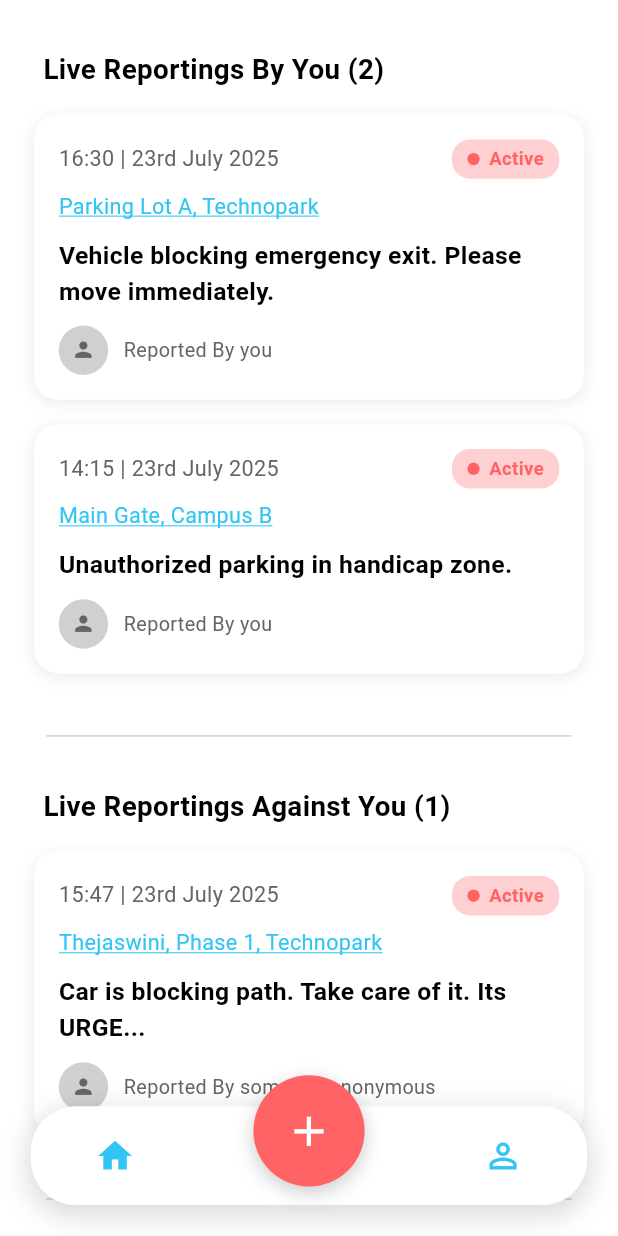
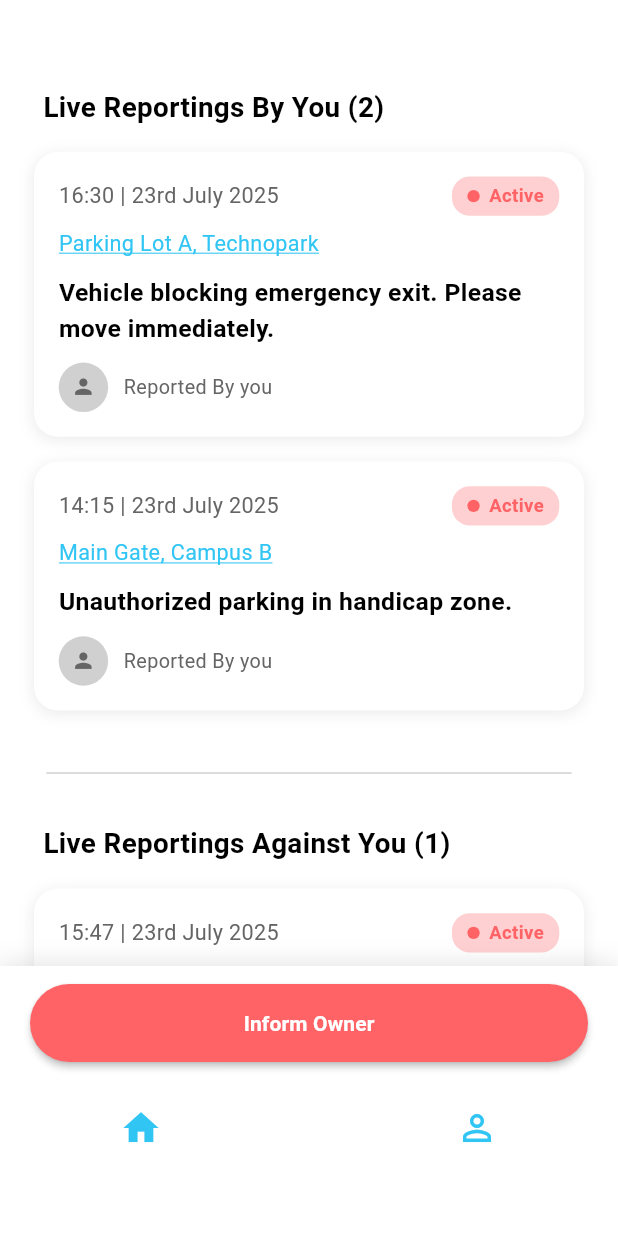
Before and after one commit to aswanthabam/letmegoo-app, a Flutter app: the HomePage screen opened directly with empty values, on a phone screen of 412 x 824 dp. Run offline on Flutter 3.47's test engine with Material 3 defaults, Android fonts, the light colour scheme and no system bars; our stand-ins replace connectivity_plus, firebase_auth, firebase_core, google_fonts, google_sign_in, image_picker; missing offline and left inert: flutter_swipe_button; accounts and stored records are empty; Roboto replaces fonts that are missing (Familjen Grotesk).

Commit message:
Navigation Bar changed and Widgets Separated

```diff
--- a/lib/main.dart
+++ b/lib/main.dart
@@ -1,5 +1,6 @@
 import 'package:firebase_core/firebase_core.dart';
 import 'package:flutter/material.dart';
+import 'package:letmegoo/screens/home_page.dart';
 import 'package:letmegoo/screens/login_page.dart';
 import 'package:letmegoo/screens/splash_screen.dart';
 import 'firebase_options.dart'; // Import generated file from FlutterFire CLI
--- a/lib/screens/home_page.dart
+++ b/lib/screens/home_page.dart
@@ -1,8 +1,9 @@
-// lib/pages/home_page.dart
 import 'package:flutter/material.dart';
 import 'package:letmegoo/constants/app_theme.dart';
 import 'package:letmegoo/widgets/reportcard.dart';
 import '../../widgets/custom_bottom_nav.dart';
+import '../widgets/buildreportsection.dart';
+import '../widgets/builddivider.dart';
 
 class HomePage extends StatelessWidget {
   final Function(int) onNavigate;
@@ -21,7 +22,7 @@ class HomePage extends StatelessWidget {
     final isTablet = screenWidth > 600;
     final isLargeScreen = screenWidth > 900;
 
-    // Sample data arrays for different categories
+    // Dummy Data
     final List<Map<String, dynamic>> liveReportingsByYou = [
       {
         'timeDate': '16:30 | 23rd July 2025',
@@ -114,32 +115,60 @@ class HomePage extends StatelessWidget {
       },
     ];
 
+    final allReportsEmpty =
+        liveReportingsByYou.isEmpty &&
+        liveReportingsAgainstYou.isEmpty &&
+        solvedReportingsByYou.isEmpty &&
+        solvedReportingsAgainstYou.isEmpty;
+
     return Scaffold(
       backgroundColor: AppColors.background,
-      body: SafeArea(
+      body: MediaQuery.removePadding(
+        context: context,
+        removeBottom: true,
         child: Stack(
           children: [
             // Main Content
             SingleChildScrollView(
               padding: EdgeInsets.only(
-                left: screenWidth * 0.02, // Reduced padding for wider cards
+                left: screenWidth * 0.02,
                 right: screenWidth * 0.02,
-                top: screenHeight * 0.02,
-                bottom: screenHeight * 0.12, // Space for bottom nav
+                top: screenHeight * 0.05,
+                bottom: screenHeight * 0.12,
               ),
               child: Container(
                 constraints: BoxConstraints(
-                  maxWidth:
-                      isLargeScreen
-                          ? 900
-                          : double.infinity, // Increased max width
+                  maxWidth: isLargeScreen ? 900 : double.infinity,
                 ),
+                child:
+                    allReportsEmpty
+                        ? SizedBox(
+                          height: screenHeight * 0.88,
+                          width: double.infinity,
+                          child: Center(
                             child: Column(
+                              mainAxisAlignment: MainAxisAlignment.center,
+                              children: [
+                                Image.asset(
+                                  'assets/images/Empty.png',
+                                  width: screenWidth * 0.7,
+                                  fit: BoxFit.contain,
+                                ),
+
+                                const SizedBox(height: 12),
+                                Text(
+                                  'No reportings made by you or against you',
+                                  style: AppFonts.bold16(),
+                                ),
+                              ],
+                            ),
+                          ),
+                        )
+                        : Column(
                           crossAxisAlignment: CrossAxisAlignment.start,
                           children: [
-                    // 1. Live Reportings By You Section
                             if (liveReportingsByYou.isNotEmpty) ...[
-                      _buildReportSection(
+                              buildReportSection(
                                 context: context,
                                 title:
                                     "Live Reportings By You (${liveReportingsByYou.length})",
@@ -149,13 +178,11 @@ class HomePage extends StatelessWidget {
                                 isLargeScreen: isLargeScreen,
                               ),
                               SizedBox(height: screenHeight * 0.02),
-                      _buildDivider(screenWidth),
+                              buildDivider(screenWidth),
                               SizedBox(height: screenHeight * 0.02),
                             ],
-
-                    // 2. Live Reportings Against You Section
                             if (liveReportingsAgainstYou.isNotEmpty) ...[
-                      _buildReportSection(
+                              buildReportSection(
                                 context: context,
                                 title:
                                     "Live Reportings Against You (${liveReportingsAgainstYou.length})",
@@ -165,13 +192,11 @@ class HomePage extends StatelessWidget {
                                 isLargeScreen: isLargeScreen,
                               ),
                               SizedBox(height: screenHeight * 0.02),
-                      _buildDivider(screenWidth),
+                              buildDivider(screenWidth),
                               SizedBox(height: screenHeight * 0.02),
                             ],
-
-                    // 3. Solved Reportings By You Section
                             if (solvedReportingsByYou.isNotEmpty) ...[
-                      _buildReportSection(
+                              buildReportSection(
                                 context: context,
                                 title:
                                     "Solved Reportings By You (${solvedReportingsByYou.length})",
@@ -181,13 +206,11 @@ class HomePage extends StatelessWidget {
                                 isLargeScreen: isLargeScreen,
                               ),
                               SizedBox(height: screenHeight * 0.02),
-                      _buildDivider(screenWidth),
+                              buildDivider(screenWidth),
                               SizedBox(height: screenHeight * 0.02),
                             ],
-
-                    // 4. Solved Reportings Against You Section
                             if (solvedReportingsAgainstYou.isNotEmpty) ...[
-                      _buildReportSection(
+                              buildReportSection(
                                 context: context,
                                 title:
                                     "Solved Reportings Against You (${solvedReportingsAgainstYou.length})",
@@ -197,8 +220,6 @@ class HomePage extends StatelessWidget {
                                 isLargeScreen: isLargeScreen,
                               ),
                             ],
-
-                    // Extra spacing at bottom
                             SizedBox(height: screenHeight * 0.02),
                           ],
                         ),
@@ -206,81 +227,19 @@ class HomePage extends StatelessWidget {
             ),
 
             // Bottom Navigation
-            CustomBottomNav(
+            Positioned(
+              left: 0,
+              right: 0,
+              bottom: 0,
+              child: CustomBottomNav(
                 currentIndex: 0,
                 onTap: onNavigate,
-              onAddPressed: onAddPressed,
+                onInformPressed: onAddPressed,
+              ),
             ),
           ],
         ),
       ),
     );
   }
-
-  Widget _buildReportSection({
-    required BuildContext context,
-    required String title,
-    required List<Map<String, dynamic>> reports,
-    required double screenWidth,
-    required bool isTablet,
-    required bool isLargeScreen,
-  }) {
-    return Container(
-      width: double.infinity,
-      padding: EdgeInsets.symmetric(
-        horizontal: screenWidth * 0.03, // Reduced horizontal padding
-        vertical: screenWidth * 0.04,
-      ),
-      decoration: BoxDecoration(
-        color: AppColors.background,
-        borderRadius: BorderRadius.circular(20),
-      ),
-      child: Column(
-        crossAxisAlignment: CrossAxisAlignment.start,
-        children: [
-          Padding(
-            padding: EdgeInsets.symmetric(horizontal: screenWidth * 0.02),
-            child: Text(
-              title,
-              style: AppFonts.bold16().copyWith(
-                fontSize:
-                    screenWidth *
-                    (isLargeScreen
-                        ? 0.018
-                        : isTablet
-                        ? 0.028
-                        : 0.045),
-              ),
-            ),
-          ),
-          SizedBox(height: screenWidth * 0.02),
-          // Report Cards with wider width
-          ...reports.map(
-            (report) => Container(
-              width: double.infinity, // Full width
-              margin: EdgeInsets.symmetric(vertical: screenWidth * 0.01),
-              child: ReportCard(
-                timeDate: report['timeDate'],
-                status: report['status'],
-                location: report['location'],
-                message: report['message'],
-                reporter: report['reporter'],
-                profileImage: report['profileImage'],
-              ),
-            ),
-          ),
-        ],
-      ),
-    );
 }
-
-  Widget _buildDivider(double screenWidth) {
-    return Center(
-      child: Container(
-        width: screenWidth * 0.85, // Slightly wider divider
-        height: 1,
-        color: AppColors.textSecondary.withOpacity(0.3),
-      ),
-    );
-  }
-}
--- a/lib/screens/profile_page.dart
+++ b/lib/screens/profile_page.dart
@@ -27,7 +27,9 @@ class ProfilePage extends StatelessWidget {
 
     return Scaffold(
       backgroundColor: AppColors.background,
-      body: SafeArea(
+      body: MediaQuery.removePadding(
+        context: context,
+        removeBottom: true,
         child: Stack(
           children: [
             // Main Content
@@ -84,11 +86,7 @@ class ProfilePage extends StatelessWidget {
                         children: [
                           // Enhanced User Profile Card
                           Container(
-
-
-
-
-                           decoration: BoxDecoration(
+                            decoration: BoxDecoration(
                               color: Colors.white,
                               borderRadius: BorderRadius.circular(16),
                               boxShadow: [
@@ -356,10 +354,15 @@ class ProfilePage extends StatelessWidget {
             ),
 
             // Bottom Navigation
-            CustomBottomNav(
-              currentIndex: 1, // Profile tab is active
-              onTap: onNavigate,
-              onAddPressed: onAddPressed,
+            Align(
+              alignment: Alignment.bottomCenter,
+              child: CustomBottomNav(
+                currentIndex: 0,
+                onTap: onNavigate,
+                onInformPressed: () {
+                  // Your action here (can also show a dialog, navigate, etc.)
+                },
+              ),
             ),
           ],
         ),
--- /dev/null
+++ b/lib/widgets/builddivider.dart
@@ -0,0 +1,14 @@
+
+  import 'package:flutter/material.dart';
+import '../constants/app_theme.dart';
+
+
+  Widget buildDivider(double screenWidth) {
+    return Center(
+      child: Container(
+        width: screenWidth * 0.85,
+        height: 1,
+        color: AppColors.textSecondary.withOpacity(0.3),
+      ),
+    );
+  }
--- /dev/null
+++ b/lib/widgets/buildreportsection.dart
@@ -0,0 +1,59 @@
+import 'package:flutter/material.dart';
+import '../constants/app_theme.dart';
+import '../widgets/reportcard.dart';
+
+Widget buildReportSection({
+  required BuildContext context,
+  required String title,
+  required List<Map<String, dynamic>> reports,
+  required double screenWidth,
+  required bool isTablet,
+  required bool isLargeScreen,
+}) {
+  return Container(
+    width: double.infinity,
+    padding: EdgeInsets.symmetric(
+      horizontal: screenWidth * 0.03,
+      vertical: screenWidth * 0.04,
+    ),
+    decoration: BoxDecoration(
+      color: AppColors.background,
+      borderRadius: BorderRadius.circular(20),
+    ),
+    child: Column(
+      crossAxisAlignment: CrossAxisAlignment.start,
+      children: [
+        Padding(
+          padding: EdgeInsets.symmetric(horizontal: screenWidth * 0.02),
+          child: Text(
+            title,
+            style: AppFonts.bold16().copyWith(
+              fontSize:
+                  screenWidth *
+                  (isLargeScreen
+                      ? 0.018
+                      : isTablet
+                      ? 0.028
+                      : 0.045),
+            ),
+          ),
+        ),
+        SizedBox(height: screenWidth * 0.02),
+        ...reports.map(
+          (report) => Container(
+            width: double.infinity,
+            margin: EdgeInsets.symmetric(vertical: screenWidth * 0.01),
+            child: ReportCard(
+              timeDate: report['timeDate'],
+              status: report['status'],
+              location: report['location'],
+              message: report['message'],
+              reporter: report['reporter'],
+              profileImage: report['profileImage'],
+            ),
+          ),
+        ),
+      ],
+    ),
+  );
+}
--- a/lib/widgets/custom_bottom_nav.dart
+++ b/lib/widgets/custom_bottom_nav.dart
@@ -4,127 +4,79 @@ import '../constants/app_theme.dart';
 class CustomBottomNav extends StatelessWidget {
   final int currentIndex;
   final Function(int) onTap;
-  final VoidCallback onAddPressed;
+  final VoidCallback onInformPressed;
 
   const CustomBottomNav({
     Key? key,
     required this.currentIndex,
     required this.onTap,
-    required this.onAddPressed,
+    required this.onInformPressed,
   }) : super(key: key);
 
   @override
   Widget build(BuildContext context) {
-    final screenWidth = MediaQuery.of(context).size.width;
-    final screenHeight = MediaQuery.of(context).size.height;
-    final isTablet = screenWidth > 600;
-    final isLargeScreen = screenWidth > 900;
+    return Container(
+      height: 180,
+      width: double.infinity,
+      decoration: BoxDecoration(
+        color: AppColors.white,
+        boxShadow: [
+          BoxShadow(
+            color: Colors.black.withOpacity(0.1),
+            blurRadius: 12,
+            offset: const Offset(0, -3), // upward shadow
+          ),
+        ],
+      ),
 
-    return Positioned(
-      left: screenWidth * 0.05,
-      right: screenWidth * 0.05,
-      bottom: screenHeight * 0.025,
-      child: Stack(
-        alignment: Alignment.center,
-        clipBehavior: Clip.none,
+      padding: const EdgeInsets.fromLTRB(20, 12, 20, 20), // internal spacing
+      child: Column(
+        mainAxisSize: MainAxisSize.min,
         children: [
-          // Background bottom bar
-          Container(
-            height: screenHeight * 0.08,
-            decoration: BoxDecoration(
-              color: AppColors.white,
-              borderRadius: BorderRadius.circular(30),
-              boxShadow: [
-                BoxShadow(
-                  color: Colors.black.withOpacity(0.15),
-                  blurRadius: 15,
-                  spreadRadius: 2,
-                  offset: const Offset(0, 5),
-                ),
-              ],
+          // Red Inform Owner button
+          ElevatedButton(
+            onPressed: onInformPressed,
+            style: ElevatedButton.styleFrom(
+              backgroundColor: AppColors.darkRed,
+              shape: RoundedRectangleBorder(
+                borderRadius: BorderRadius.circular(28),
+              ),
+              padding: const EdgeInsets.symmetric(vertical: 16),
+              elevation: 2,
+              minimumSize: const Size.fromHeight(50),
             ),
+            child: Text(
+              'Inform Owner',
+              style: AppFonts.bold14(color: AppColors.white),
+            ),
+          ),
+          const SizedBox(height: 20),
+
+          // Bottom nav row
+          Padding(
+            padding: const EdgeInsets.symmetric(
+              horizontal: 50,
+            ), // Adjust how close to edges
             child: Row(
-              mainAxisAlignment: MainAxisAlignment.spaceAround,
+              mainAxisAlignment: MainAxisAlignment.spaceBetween,
               children: [
-                // Home icon
                 IconButton(
                   icon: Icon(
                     currentIndex == 0 ? Icons.home : Icons.home_outlined,
                     color: AppColors.primary,
-                    size:
-                        screenWidth *
-                        (isLargeScreen
-                            ? 0.025
-                            : isTablet
-                            ? 0.035
-                            : 0.065),
+                    size: 28,
                   ),
                   onPressed: () => onTap(0),
                 ),
-
-                SizedBox(width: screenWidth * 0.2), // Space for center button
-                // Profile icon
                 IconButton(
                   icon: Icon(
                     currentIndex == 1 ? Icons.person : Icons.person_outline,
                     color: AppColors.primary,
-                    size:
-                        screenWidth *
-                        (isLargeScreen
-                            ? 0.025
-                            : isTablet
-                            ? 0.035
-                            : 0.065),
+                    size: 28,
                   ),
                   onPressed: () => onTap(1),
                 ),
               ],
-            ),
-          ),
-
-          // Floating Add button
-          Positioned(
-            top: -screenHeight * 0.025,
-            child: GestureDetector(
-              onTap: onAddPressed,
-              child: Container(
-                height:
-                    screenWidth *
-                    (isLargeScreen
-                        ? 0.08
-                        : isTablet
-                        ? 0.12
-                        : 0.18),
-                width:
-                    screenWidth *
-                    (isLargeScreen
-                        ? 0.08
-                        : isTablet
-                        ? 0.12
-                        : 0.18),
-                decoration: BoxDecoration(
-                  color: AppColors.darkRed,
-                  shape: BoxShape.circle,
-                  boxShadow: [
-                    BoxShadow(
-                      color: Colors.black.withOpacity(0.2),
-                      blurRadius: 10,
-                      offset: const Offset(0, 4),
-                    ),
-                  ],
-                ),
-                child: Icon(
-                  Icons.add,
-                  color: AppColors.white,
-                  size:
-                      screenWidth *
-                      (isLargeScreen
-                          ? 0.04
-                          : isTablet
-                          ? 0.06
-                          : 0.08),
-                ),
-              ),
             ),
           ),
         ],
```
Also changed, not shown: assets/images/Empty.png (added), pubspec.lock. Lines whose indentation alone changed are shown as unchanged.
